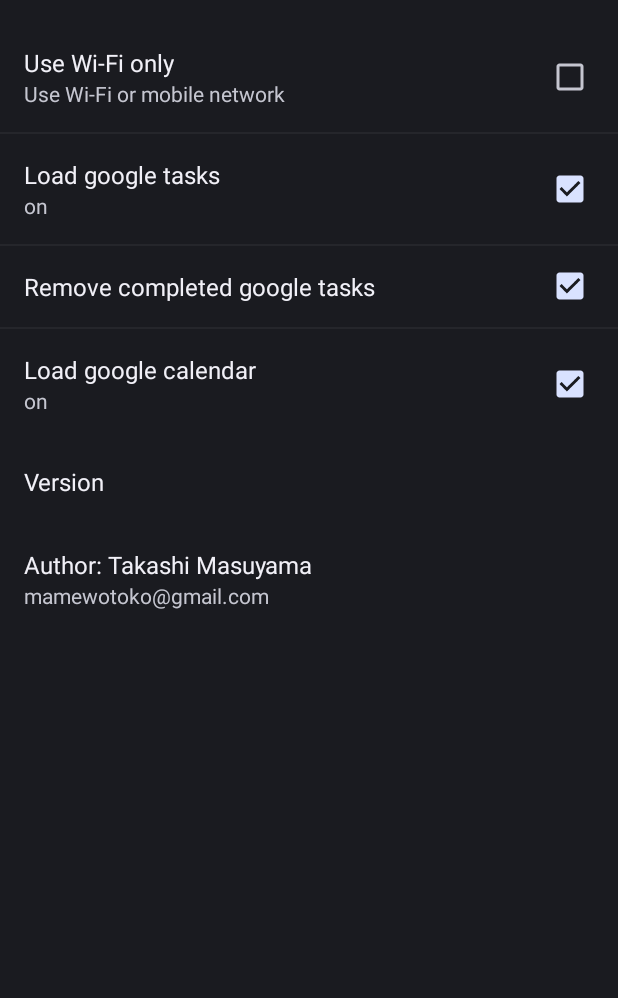
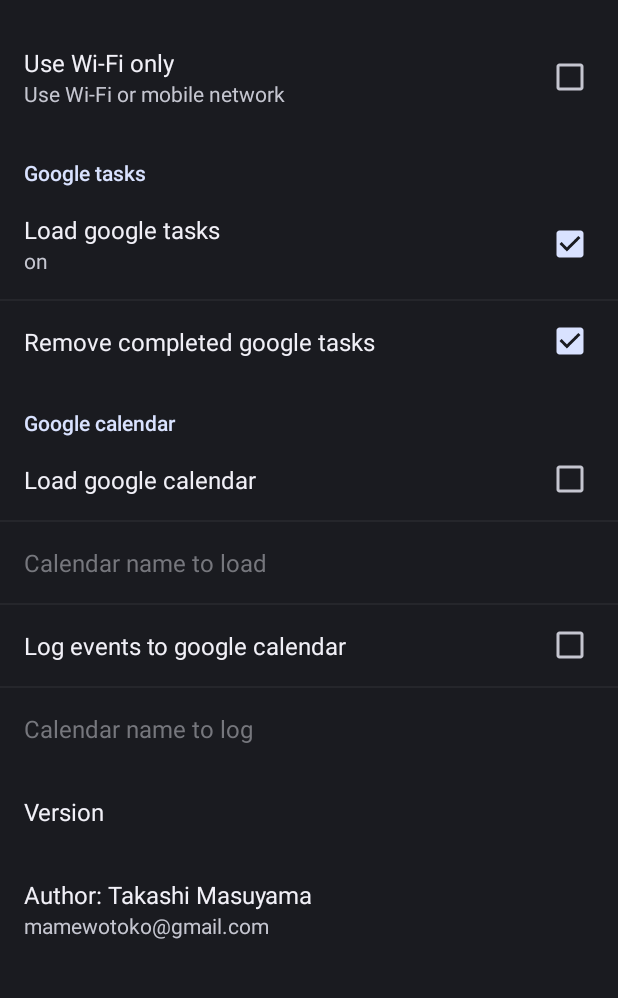
Before and after one commit to mamewotoko/stacklr, an Android app: the StacklrPreference screen opened directly, with no data from a screen before it, on a phone screen of 412 x 824 dp, the part 62-1060 px from its top. Run offline under Robolectric (Android 15) with nearby library versions, the phone set to English and light mode, and no system bars.

Commit message:
add log setting

```diff
--- a/app/src/main/java/com/mamewo/stacklr/StacklrPreference.java
+++ b/app/src/main/java/com/mamewo/stacklr/StacklrPreference.java
@@ -14,15 +14,30 @@
 			   //View.OnClickListener,
 			   //OnSharedPreferenceChangeListener
 {
-	//TODO: move to strings.xml?
+	//TODO: move to strings.xml to assign id?
 	static final
 	public String PREFKEY_WIFI_ONLY = "wify_only";
 	static final
 	public String PREFKEY_USE_GOOGLE_TASKS = "use_google_tasks";
 	static final
-	public String PREFKEY_USE_GOOGLE_CALENDAR = "use_google_calendar";
+	public String PREFKEY_REMOVE_COMPELTED_TASK = "remove_completed_gtask";
 	static final
-	public String PREFKEY_REMOVE_COMPELTED_TASK = "remove_completed_gtask";
+	public String PREFKEY_LOAD_CALENDAR = "load_google_calendar";
+	static final
+	public boolean DEFAULT_LOAD_CALENDAR = false;
+	static final
+	public String PREFKEY_LOAD_CALENDAR_NAME = "load_calendar_name";
+	static final
+	public String DEFAULT_LOAD_CALENDAR_NAME = "stacklr";
+	static final
+	public String PREFKEY_LOG_CALENDAR = "log_google_calendar";
+	static final
+	public boolean DEFAULT_LOG_CALENDAR = false;
+	static final
+	public String PREFKEY_LOG_CALENDAR_NAME = "log_calendar_name";
+	static final
+	public String DEFAULT_LOG_CALENDAR_NAME = "stacklr_done";
+
 	private SharedPreferences pref_;
 	private Preference version_;
 
--- a/app/src/main/res/values/strings.xml
+++ b/app/src/main/res/values/strings.xml
@@ -11,15 +11,22 @@
     <string name="wifi_only">Use Wi-Fi only</string>
     <string name="pref_wifi_only">Use Wi-Fi only</string>
 
+    <string name="google_tasks_category">Google tasks</string>
     <string name="use_google_tasks">on</string>
     <string name="do_not_use_google_tasks">off</string>
     <string name="pref_use_google_tasks">Load google tasks</string>
-
     <string name="pref_remove_completed_gtask">Remove completed google tasks</string>
 
+    <string name="google_calendar_category">Google calendar</string>
     <string name="use_google_calendar">on</string>
     <string name="do_not_use_google_calendar">off</string>
-    <string name="pref_use_google_calendar">Load google calendar</string>
+
+    <string name="pref_load_google_calendar">Load google calendar</string>
+    <string name="pref_calendar_name_to_load">Calendar name to load</string>
+    <string name="pref_log_google_calendar">Log events to google calendar</string>
+    <string name="pref_calendar_name_to_log">Calendar name to log</string>
+
+    <string name="error_calendar_not_found">Google calendar: %1$s is not found</string>
 
     <string name="pref_version">Version</string>
     <string name="pref_author">Author: Takashi Masuyama</string>
--- a/app/src/main/res/xml/preference.xml
+++ b/app/src/main/res/xml/preference.xml
@@ -8,6 +8,10 @@
         android:summaryOn="@string/wifi_only"
         android:summaryOff="@string/not_wifi_only"
         android:title="@string/pref_wifi_only" />
+
+    <PreferenceCategory
+	android:title="@string/google_tasks_category">
+      <!-- load google task -->
       <CheckBoxPreference
           android:key="use_google_tasks"
           android:defaultValue="true"
@@ -15,18 +19,53 @@
           android:summaryOn="@string/use_google_tasks"
           android:summaryOff="@string/do_not_use_google_tasks"
           android:title="@string/pref_use_google_tasks" />
+      <!-- TODO: sub item -->
       <CheckBoxPreference
 	  android:key="remove_completed_gtask"
           android:defaultValue="true"
 	  android:selectable="true"
 	  android:title="@string/pref_remove_completed_gtask" />
+    </PreferenceCategory>
+
+    <PreferenceCategory
+	android:title="@string/google_calendar_category">
+      <!-- calendar: laod / log (save) -->
       <CheckBoxPreference
-        android:key="use_google_calendar"
-        android:defaultValue="true"
+        android:key="load_google_calendar"
+        android:defaultValue="false"
         android:selectable="true"
-        android:summaryOn="@string/use_google_calendar"
-        android:summaryOff="@string/do_not_use_google_calendar"
-        android:title="@string/pref_use_google_calendar" />
+        android:title="@string/pref_load_google_calendar" />
+      <!--
+	  android:summaryOn="@string/summary_load_google_calendar"
+          android:summaryOff="@string/summary_do_not_load_google_calendar"
+      -->
+
+      <EditTextPreference
+	  android:key="load_calendar_name"
+	  android:defaultValue="stacklr"
+	  android:dependency="load_google_calendar"
+	  android:title="@string/pref_calendar_name_to_load"
+	  />
+
+      <!-- calendar: laod / log (save) -->
+      <CheckBoxPreference
+        android:key="log_google_calendar"
+        android:defaultValue="false"
+        android:selectable="true"
+        android:title="@string/pref_log_google_calendar"
+	/>
+      <!--
+	  android:summaryOn="@string/summary_log_google_calendar"
+          android:summaryOff="@string/summary_do_not_log_google_calendar"
+      -->
+
+      <EditTextPreference
+	  android:key="log_calendar_name"
+	  android:defaultValue="stacklr_done"
+	  android:dependency="log_google_calendar"
+	  android:title="@string/pref_calendar_name_to_log"
+	  />
+    </PreferenceCategory>
 
 <!-- move checked item to next group option -->
 <!--
```
Also changed, not shown: app/src/main/java/com/mamewo/stacklr/AsyncLoadGoogleCalendarListTask.java (+22 -3 lines), app/src/main/java/com/mamewo/stacklr/ExpandableAdapter.java (+8 -4 lines), app/src/main/java/com/mamewo/stacklr/StacklrExpActivity.java (+9 -6 lines), 1 other file. Lines whose indentation alone changed are shown as unchanged.
